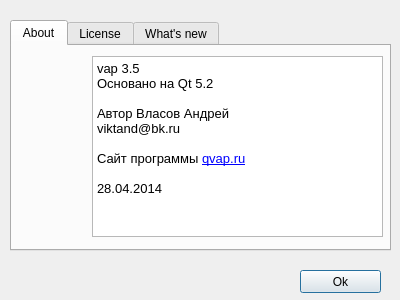
Before: the Qt Designer form about.ui in viktand/vap4, drawn with Qt 5.
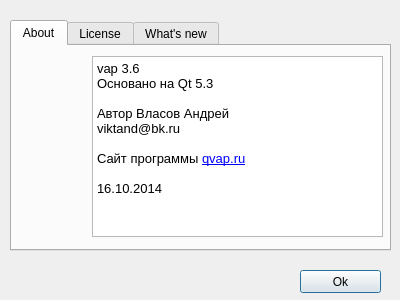
After: the same form once the commit is applied. The open tabs and pages were chosen to show the change. Icons and pictures are not drawn.

What changed in the file:
```diff
--- a/about.ui
+++ b/about.ui
@@ -87,15 +87,15 @@
 &lt;html&gt;&lt;head&gt;&lt;meta name=&quot;qrichtext&quot; content=&quot;1&quot; /&gt;&lt;style type=&quot;text/css&quot;&gt;
 p, li { white-space: pre-wrap; }
 &lt;/style&gt;&lt;/head&gt;&lt;body style=&quot; font-family:'Ubuntu'; font-size:10pt; font-weight:400; font-style:normal;&quot;&gt;
-&lt;p style=&quot; margin-top:0px; margin-bottom:0px; margin-left:0px; margin-right:0px; -qt-block-indent:0; text-indent:0px;&quot;&gt;vap 3.5&lt;/p&gt;
-&lt;p style=&quot; margin-top:0px; margin-bottom:0px; margin-left:0px; margin-right:0px; -qt-block-indent:0; text-indent:0px;&quot;&gt;Основано на Qt 5.2&lt;/p&gt;
+&lt;p style=&quot; margin-top:0px; margin-bottom:0px; margin-left:0px; margin-right:0px; -qt-block-indent:0; text-indent:0px;&quot;&gt;vap 3.6&lt;/p&gt;
+&lt;p style=&quot; margin-top:0px; margin-bottom:0px; margin-left:0px; margin-right:0px; -qt-block-indent:0; text-indent:0px;&quot;&gt;Основано на Qt 5.3&lt;/p&gt;
 &lt;p style=&quot;-qt-paragraph-type:empty; margin-top:0px; margin-bottom:0px; margin-left:0px; margin-right:0px; -qt-block-indent:0; text-indent:0px;&quot;&gt;&lt;br /&gt;&lt;/p&gt;
 &lt;p style=&quot; margin-top:0px; margin-bottom:0px; margin-left:0px; margin-right:0px; -qt-block-indent:0; text-indent:0px;&quot;&gt;Автор Власов Андрей&lt;/p&gt;
 &lt;p style=&quot; margin-top:0px; margin-bottom:0px; margin-left:0px; margin-right:0px; -qt-block-indent:0; text-indent:0px;&quot;&gt;viktand@bk.ru&lt;/p&gt;
 &lt;p style=&quot;-qt-paragraph-type:empty; margin-top:0px; margin-bottom:0px; margin-left:0px; margin-right:0px; -qt-block-indent:0; text-indent:0px;&quot;&gt;&lt;br /&gt;&lt;/p&gt;
 &lt;p style=&quot; margin-top:0px; margin-bottom:0px; margin-left:0px; margin-right:0px; -qt-block-indent:0; text-indent:0px;&quot;&gt;Сайт программы &lt;a href=&quot;http://www.qvap.ru&quot;&gt;&lt;span style=&quot; text-decoration: underline; color:#0000ff;&quot;&gt;qvap.ru&lt;/span&gt;&lt;/a&gt;&lt;/p&gt;
 &lt;p style=&quot;-qt-paragraph-type:empty; margin-top:0px; margin-bottom:0px; margin-left:0px; margin-right:0px; -qt-block-indent:0; text-indent:0px; text-decoration: underline; color:#0000ff;&quot;&gt;&lt;br /&gt;&lt;/p&gt;
-&lt;p style=&quot; margin-top:0px; margin-bottom:0px; margin-left:0px; margin-right:0px; -qt-block-indent:0; text-indent:0px;&quot;&gt;28.04.2014&lt;/p&gt;&lt;/body&gt;&lt;/html&gt;</string>
+&lt;p style=&quot; margin-top:0px; margin-bottom:0px; margin-left:0px; margin-right:0px; -qt-block-indent:0; text-indent:0px;&quot;&gt;16.10.2014&lt;/p&gt;&lt;/body&gt;&lt;/html&gt;</string>
      </property>
      <property name="textInteractionFlags">
       <set>Qt::TextBrowserInteraction</set>
```
Left out of the diff: 5 changed lines with no effect on the pictures.
